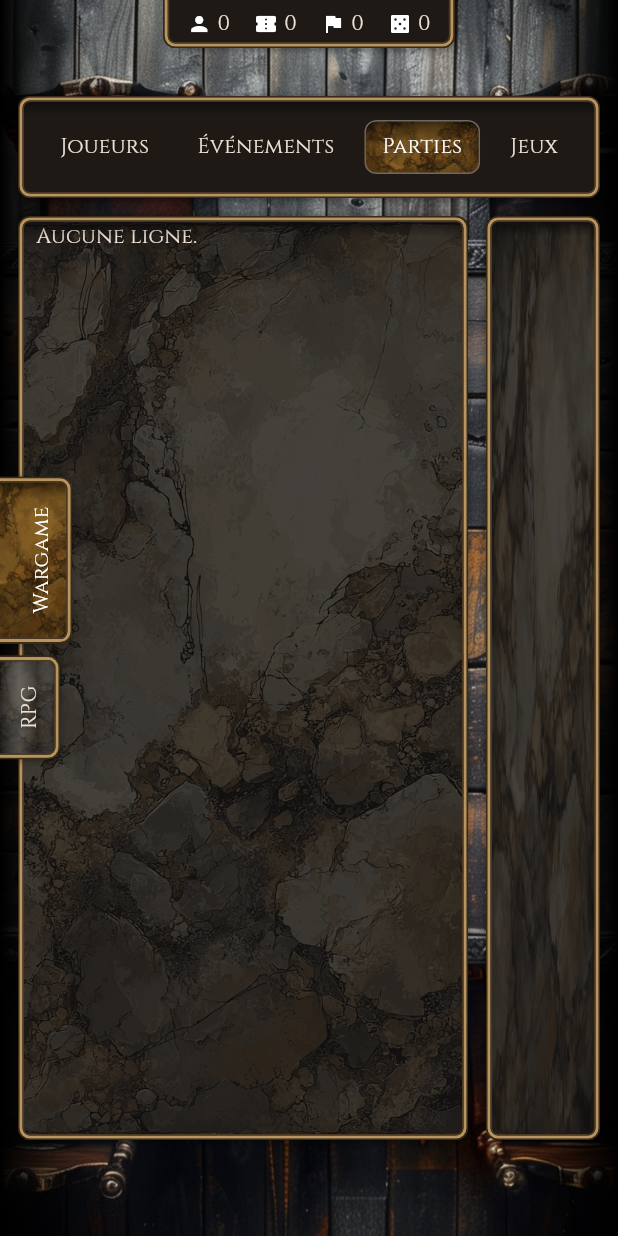
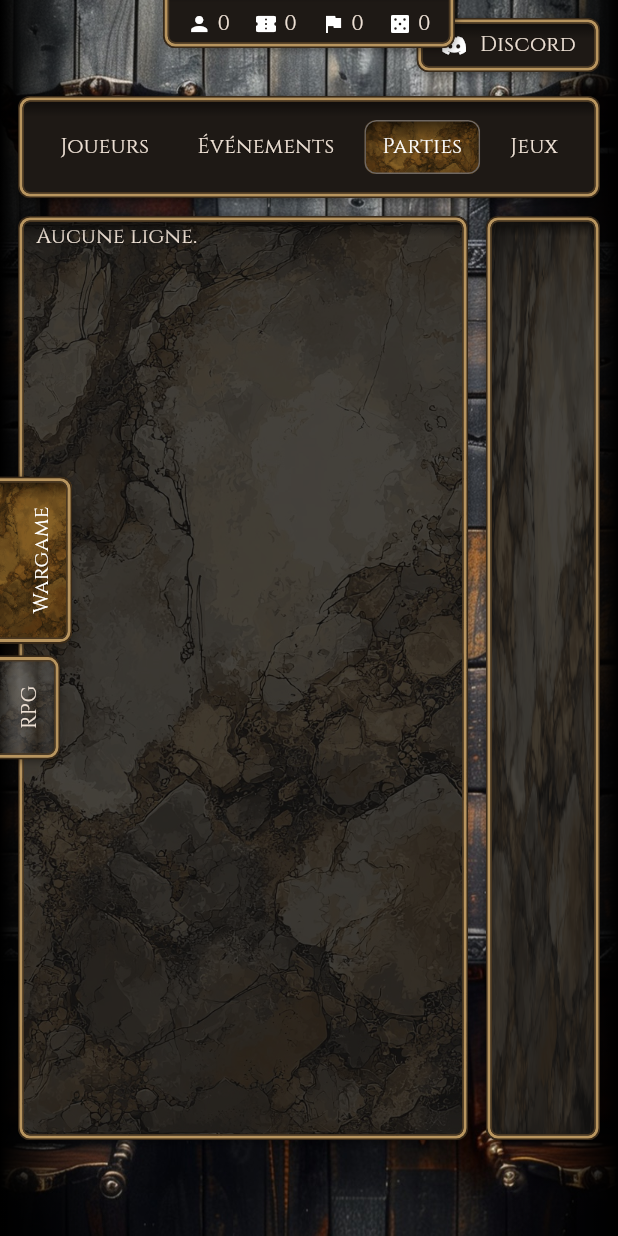
Before and after one commit to damiendenorme/chevaliers, a Flutter app: the screen it shows after launch, on a phone screen of 412 x 824 dp. Run offline on Flutter 3.47's test engine with Material 3 defaults, Android fonts, the phone set to English and light mode, and no system bars; our stand-ins replace supabase_flutter; accounts and stored records are empty.

Commit message:
Add Discord

```diff
--- a/lib/main.dart
+++ b/lib/main.dart
@@ -221,6 +221,21 @@ class _MyHomePageState extends State<MyHomePage> {
                 ],
               ),
             ),
+            // En haut à droite, à l'écart des bords : Discord.
+            const Positioned(
+              top: 12,
+              right: 12,
+              child: Plate(
+                child: Row(
+                  mainAxisSize: MainAxisSize.min,
+                  spacing: 8,
+                  children: [
+                    Icon(Icons.discord, size: 18),
+                    Text('Discord', style: TextStyle(fontSize: 14)),
+                  ],
+                ),
+              ),
+            ),
             // Encoche contre le bord du haut de l'écran : les nombres de
             // joueurs, d'événements, de parties et de jeux.
             Align(
--- a/lib/widgets/top_bar.dart
+++ b/lib/widgets/top_bar.dart
@@ -89,6 +89,29 @@ class CardSurface extends StatelessWidget {
             child: child,
           ),
         ),
+      ),
+    );
+  }
+}
+
+/// Plaque au design de l'encoche du haut (fond sombre, bourrelet bronze,
+/// ombre), posée librement : ses quatre coins sont arrondis.
+class Plate extends StatelessWidget {
+  const Plate({super.key, required this.child});
+
+  final Widget child;
+
+  @override
+  Widget build(BuildContext context) {
+    return BevelEdge(
+      child: Container(
+        padding: const EdgeInsets.symmetric(horizontal: 16, vertical: 8),
+        decoration: BoxDecoration(
+          color: topBarColor,
+          borderRadius: BorderRadius.circular(8),
+          boxShadow: lightShadow,
+        ),
+        child: child,
       ),
     );
   }
```
Also changed, not shown: 1 other file.
